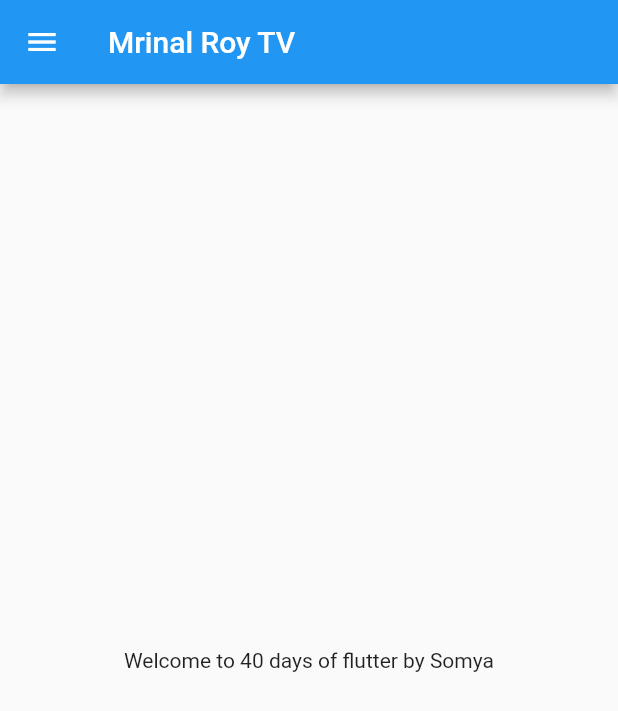
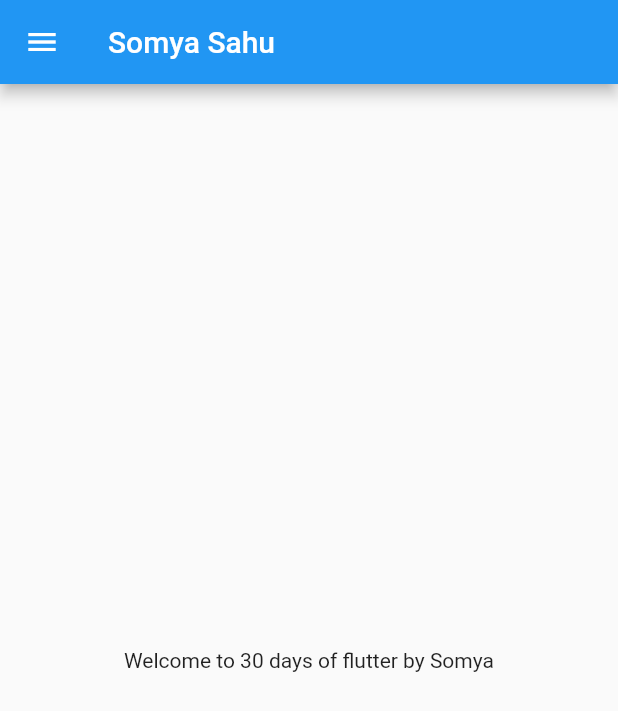
Before and after one commit to SomyaRanjanSahu/Catalog-App, a Flutter app: the screen it shows after launch, on a phone screen of 412 x 824 dp. Shown: the top 711 px of the screen. Run offline on Flutter 3.47's test engine with Material 2 defaults, Android fonts, the phone set to English and light mode, and no system bars.

Commit message:
Day 2 completed

```diff
--- a/lib/home_page.dart
+++ b/lib/home_page.dart
@@ -1,14 +1,14 @@
 import 'package:flutter/material.dart';
 
 class HomePage extends StatelessWidget {
-  int days = 40;
+  int days = 30;
   String name = "Somya";
 
   @override
   Widget build(BuildContext context) {
     return Scaffold(
       appBar: AppBar(
-        title: Text("Mrinal Roy TV"),
+        title: Text("Somya Sahu"),
       ),
       body: Center(
         child: Container(
```
